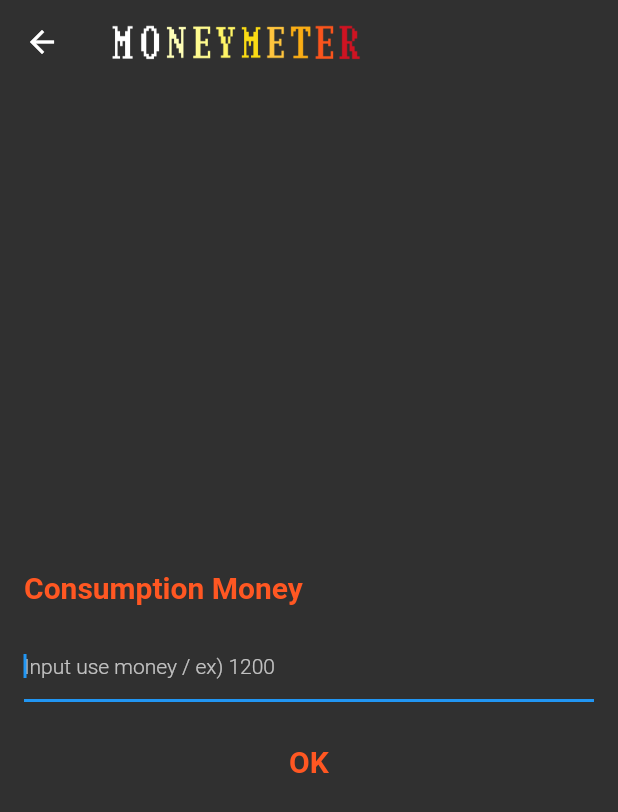
After one commit to kolbe-ryo/budget_scouter, a Flutter app: the UsemoneyInpuModal screen opened directly, on a phone screen of 412 x 824 dp. The commit adds this screen. Shown: the top 812 px of the screen. Run offline on Flutter 3.47's test engine with Material 2 defaults, Android fonts, the phone set to English and light mode, and no system bars; our stand-ins replace flutter_riverpod, font_awesome_flutter, freezed_annotation, google_mobile_ads, pie_chart, shared_preferences; accounts and stored records are empty; generated files the repository leaves out were written again; network calls fail.

```diff
--- a/lib/service/shared_preference_service.dart
+++ b/lib/service/shared_preference_service.dart
@@ -28,9 +28,7 @@ class SharedPreferenceService implements SharedPreferenceInterface {
   Future<void> save(MoneyMeterModel value) async {
     final storage = await _storage;
     final savingItem = json.encode(value.toJson());
-    if (storage.containsKey(kStorageKey)) {
-      await storage.setString(kStorageKey, savingItem);
-    }
+    await storage.setString(kStorageKey, savingItem);
     return;
   }
 
--- /dev/null
+++ b/lib/view/modal/use_money_input_model.dart
@@ -0,0 +1,46 @@
+import 'package:budget_scouter/constant/style.dart';
+import 'package:budget_scouter/view/common/app_bar.dart';
+import 'package:budget_scouter/view/common/input_tile.dart';
+import 'package:budget_scouter/view/page/money_meter_page.dart';
+import 'package:flutter/material.dart';
+import 'package:flutter_riverpod/flutter_riverpod.dart';
+
+final useMoneyState = StateProvider<int>(((ref) => 0));
+
+class UsemoneyInpuModal extends ConsumerWidget {
+  const UsemoneyInpuModal({Key? key}) : super(key: key);
+
+  @override
+  Widget build(BuildContext context, WidgetRef ref) {
+    return Scaffold(
+      appBar: CustomAppBar.appBar,
+      body: Padding(
+        padding: const EdgeInsets.all(kSpacing),
+        child: Column(
+          mainAxisAlignment: MainAxisAlignment.center,
+          children: [
+            const InputTile(
+              title: 'Consumption Money',
+              hintText: 'Input use money / ex) 1200',
+              numOnly: true,
+              isTarget: false,
+              isUseMoney: true,
+            ),
+            const SizedBox(height: kSpacing),
+            TextButton(
+              child: const Text(
+                'OK',
+                style: kTextStylePrimary,
+              ),
+              onPressed: () async {
+                final useMoney = ref.watch(useMoneyState);
+                ref.read(moneyMeterProvider.notifier).use(useMoney);
+                Navigator.of(context).pop();
+              },
+            ),
+          ],
+        ),
+      ),
+    );
+  }
+}
--- a/lib/view/view_model/money_meter_page_view_model.dart
+++ b/lib/view/view_model/money_meter_page_view_model.dart
@@ -15,10 +15,11 @@ class MoneyMeterPageViewModel extends StateNotifier<MoneyMeterModel> {
   final SharedPreferenceService _storage = SharedPreferenceService(SharedPreferences.getInstance());
 
   // Fetch list from SharedPreference
-  Future<bool?> fetch() async {
+  Future<MoneyMeterModel> fetch() async {
     final moneyMeterModel = await _storage.fetch();
     state = moneyMeterModel ?? state;
-    return true;
+    return state;
+    // return true;
   }
 
   // Save state to SharedPreference
```
Also changed, not shown: lib/view/common/input_tile.dart (+13 -8 lines), lib/view/page/money_meter_page.dart (+17 -13 lines).
